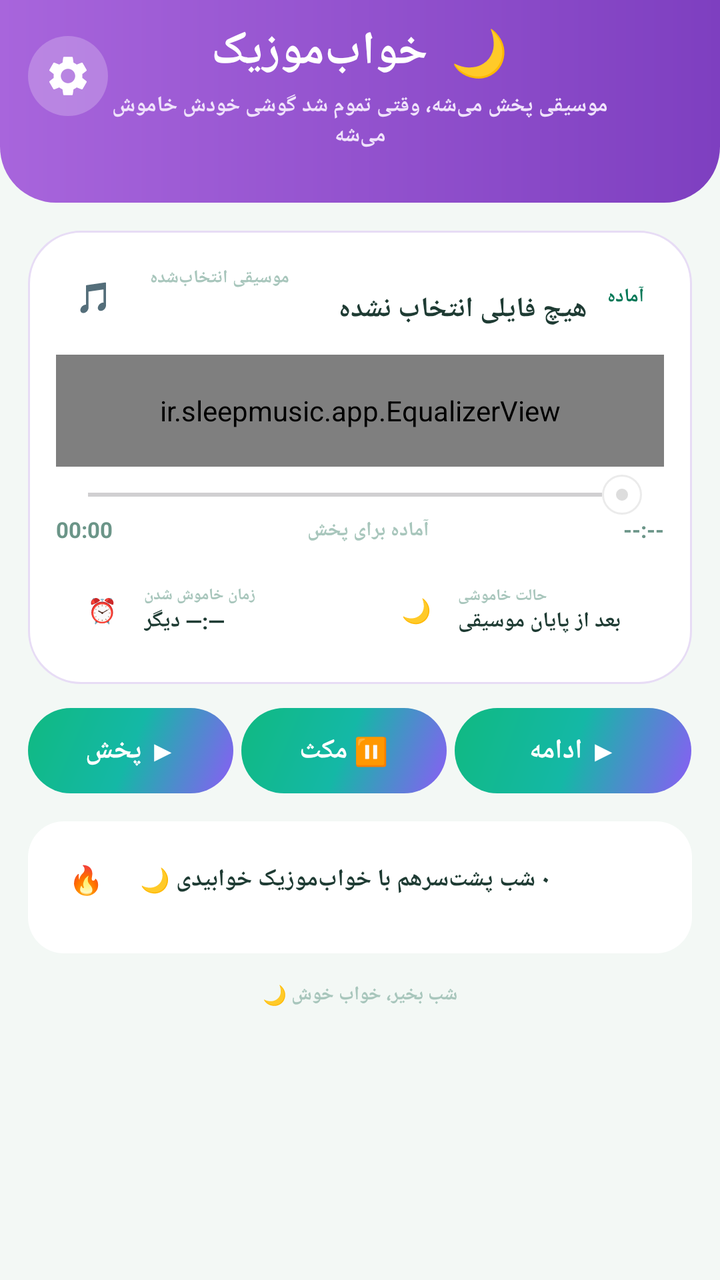
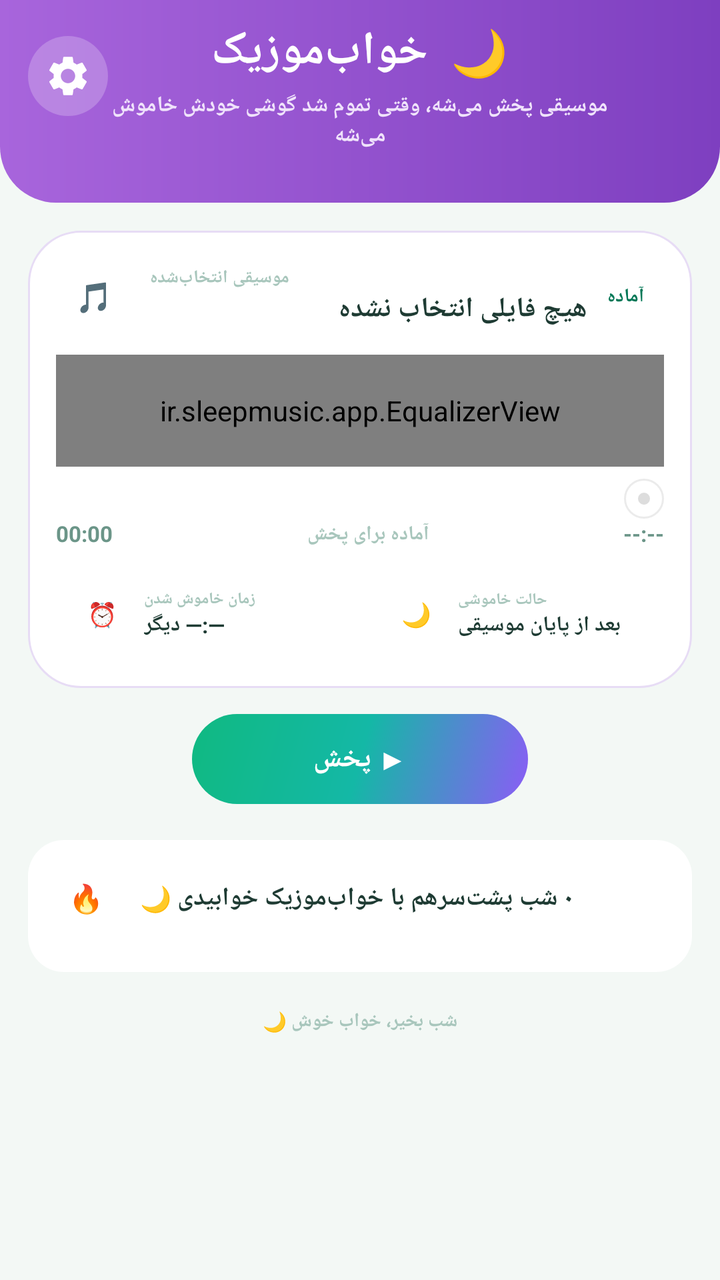

The first picture is an Android layout as it rendered before a commit; the second is the same layout after the commit. The layout source and the unified diff follow.
<!-- AndroidManifest.xml: application theme Theme.SleepMusic -->
<!-- res/layout/activity_main.xml -->
<?xml version="1.0" encoding="utf-8"?>
<ScrollView xmlns:android="http://schemas.android.com/apk/res/android"
    xmlns:app="http://schemas.android.com/apk/res-auto"
    android:id="@+id/rootScroll"
    android:layout_width="match_parent"
    android:layout_height="match_parent"
    android:fillViewport="true"
    android:background="#F3F8F5">

    <LinearLayout
        android:layout_width="match_parent"
        android:layout_height="wrap_content"
        android:orientation="vertical">

        
        <FrameLayout
            android:id="@+id/headerFrame"
            android:layout_width="match_parent"
            android:layout_height="wrap_content"
            android:background="@drawable/bg_header"
            android:paddingTop="10dp"
            android:paddingBottom="26dp">

            <ImageButton
                android:id="@+id/btnSettings"
                android:layout_width="40dp"
                android:layout_height="40dp"
                android:layout_gravity="left|top"
                android:layout_marginLeft="14dp"
                android:layout_marginTop="8dp"
                android:background="@drawable/bg_gear_circle"
                android:contentDescription="تنظیمات برنامه"
                android:src="@drawable/ic_gear"
                android:tint="#FFFFFF" />

            <LinearLayout
                android:layout_width="match_parent"
                android:layout_height="wrap_content"
                android:layout_marginStart="56dp"
                android:layout_marginEnd="56dp"
                android:gravity="center"
                android:orientation="vertical">

                <TextView
                    android:layout_width="wrap_content"
                    android:layout_height="wrap_content"
                    android:text="🌙  خواب‌موزیک"
                    android:textColor="#FFFFFF"
                    android:textSize="23sp"
                    android:textStyle="bold" />

                <TextView
                    android:id="@+id/tvSubtitle"
                    android:layout_width="wrap_content"
                    android:layout_height="wrap_content"
                    android:layout_marginTop="4dp"
                    android:gravity="center"
                    android:text="موسیقی پخش می‌شه، وقتی تموم شد گوشی خودش خاموش می‌شه"
                    android:textColor="#F0E3FB"
                    android:textSize="11sp"
                    android:textStyle="bold" />
            </LinearLayout>
        </FrameLayout>

        <LinearLayout
            android:layout_width="match_parent"
            android:layout_height="wrap_content"
            android:orientation="vertical"
            android:padding="14dp">

            
            <LinearLayout
                android:id="@+id/cardPlayer"
                android:layout_width="match_parent"
                android:layout_height="wrap_content"
                android:background="@drawable/bg_card"
                android:orientation="vertical"
                android:padding="14dp">

                <LinearLayout
                    android:layout_width="match_parent"
                    android:layout_height="wrap_content"
                    android:gravity="center_vertical"
                    android:orientation="horizontal">

                    <TextView
                        android:id="@+id/iconMusicBox"
                        android:layout_width="38dp"
                        android:layout_height="38dp"
                        android:background="@drawable/bg_chip"
                        android:gravity="center"
                        android:text="🎵"
                        android:textSize="15sp" />

                    <LinearLayout
                        android:layout_width="0dp"
                        android:layout_height="wrap_content"
                        android:layout_marginStart="9dp"
                        android:layout_weight="1"
                        android:orientation="vertical">

                        <TextView
                            android:id="@+id/tvMusicLabel"
                            android:layout_width="wrap_content"
                            android:layout_height="wrap_content"
                            android:text="موسیقی انتخاب‌شده"
                            android:textColor="#A8C6BC"
                            android:textSize="9sp"
                            android:textStyle="bold" />

                        <TextView
                            android:id="@+id/tvSelectedMusic"
                            android:layout_width="match_parent"
                            android:layout_height="wrap_content"
                            android:ellipsize="end"
                            android:maxLines="1"
                            android:text="هیچ فایلی انتخاب نشده"
                            android:textColor="#1E3B33"
                            android:textSize="14sp"
                            android:textStyle="bold" />
                    </LinearLayout>

                    <TextView
                        android:id="@+id/tvPlayPill"
                        android:layout_width="wrap_content"
                        android:layout_height="wrap_content"
                        android:background="@drawable/bg_pill"
                        android:paddingStart="10dp"
                        android:paddingTop="4dp"
                        android:paddingEnd="10dp"
                        android:paddingBottom="4dp"
                        android:text="آماده"
                        android:textColor="#047857"
                        android:textSize="9.5sp"
                        android:textStyle="bold" />
                </LinearLayout>

                
                <ir.sleepmusic.app.EqualizerView
                    android:id="@+id/equalizerView"
                    android:layout_width="match_parent"
                    android:layout_height="56dp"
                    android:layout_marginTop="10dp"
                    android:background="@drawable/bg_equalizer" />

                
                <SeekBar
                    android:id="@+id/seekBar"
                    android:layout_width="match_parent"
                    android:layout_height="wrap_content"
                    android:layoutDirection="rtl"
                    android:layout_marginTop="4dp"
                    android:max="100"
                    android:maxHeight="10dp"
                    android:minHeight="10dp"
                    android:thumb="@drawable/seek_thumb"
                    android:thumbOffset="5dp" />

                <LinearLayout
                    android:layout_width="match_parent"
                    android:layout_height="wrap_content"
                    android:orientation="horizontal">

                    <TextView
                        android:id="@+id/tvTimeElapsed"
                        android:layout_width="wrap_content"
                        android:layout_height="wrap_content"
                        android:text="00:00"
                        android:textColor="#6B9588"
                        android:textSize="11sp"
                        android:textStyle="bold" />

                    <TextView
                        android:id="@+id/tvPlayerStatus"
                        android:layout_width="0dp"
                        android:layout_height="wrap_content"
                        android:layout_weight="1"
                        android:gravity="center"
                        android:text="آماده برای پخش"
                        android:textColor="#A8C6BC"
                        android:textSize="10sp"
                        android:textStyle="bold" />

                    <TextView
                        android:id="@+id/tvTimeTotal"
                        android:layout_width="wrap_content"
                        android:layout_height="wrap_content"
                        android:text="--:--"
                        android:textColor="#6B9588"
                        android:textSize="11sp"
                        android:textStyle="bold" />
                </LinearLayout>

                
                <LinearLayout
                    android:layout_width="match_parent"
                    android:layout_height="wrap_content"
                    android:layout_marginTop="10dp"
                    android:orientation="horizontal">

                    <LinearLayout
                        android:id="@+id/chipA"
                        android:layout_width="0dp"
                        android:layout_height="wrap_content"
                        android:layout_marginEnd="5dp"
                        android:layout_weight="1"
                        android:background="@drawable/bg_chip"
                        android:gravity="center_vertical"
                        android:orientation="horizontal"
                        android:padding="9dp">

                        <TextView
                            android:id="@+id/chipAIcon"
                            android:layout_width="28dp"
                            android:layout_height="28dp"
                            android:background="@drawable/bg_chip"
                            android:gravity="center"
                            android:text="⏰"
                            android:textSize="12sp" />

                        <LinearLayout
                            android:layout_width="match_parent"
                            android:layout_height="wrap_content"
                            android:layout_marginStart="7dp"
                            android:orientation="vertical">

                            <TextView
                                android:id="@+id/tvChipALabel"
                                android:layout_width="wrap_content"
                                android:layout_height="wrap_content"
                                android:text="زمان خاموش شدن"
                                android:textColor="#A8C6BC"
                                android:textSize="8sp"
                                android:textStyle="bold" />

                            <TextView
                                android:id="@+id/tvChipAValue"
                                android:layout_width="wrap_content"
                                android:layout_height="wrap_content"
                                android:text="—:— دیگر"
                                android:textColor="#1E3B33"
                                android:textSize="11sp"
                                android:textStyle="bold" />
                        </LinearLayout>
                    </LinearLayout>

                    <LinearLayout
                        android:id="@+id/chipB"
                        android:layout_width="0dp"
                        android:layout_height="wrap_content"
                        android:layout_marginStart="5dp"
                        android:layout_weight="1"
                        android:background="@drawable/bg_chip"
                        android:gravity="center_vertical"
                        android:orientation="horizontal"
                        android:padding="9dp">

                        <TextView
                            android:id="@+id/chipBIcon"
                            android:layout_width="28dp"
                            android:layout_height="28dp"
                            android:background="@drawable/bg_chip"
                            android:gravity="center"
                            android:text="🌙"
                            android:textSize="12sp" />

                        <LinearLayout
                            android:layout_width="match_parent"
                            android:layout_height="wrap_content"
                            android:layout_marginStart="7dp"
                            android:orientation="vertical">

                            <TextView
                                android:id="@+id/tvChipBLabel"
                                android:layout_width="wrap_content"
                                android:layout_height="wrap_content"
                                android:text="حالت خاموشی"
                                android:textColor="#A8C6BC"
                                android:textSize="8sp"
                                android:textStyle="bold" />

                            <TextView
                                android:id="@+id/tvChipBValue"
                                android:layout_width="wrap_content"
                                android:layout_height="wrap_content"
                                android:text="بعد از پایان موسیقی"
                                android:textColor="#1E3B33"
                                android:textSize="10.5sp"
                                android:textStyle="bold" />
                        </LinearLayout>
                    </LinearLayout>
                </LinearLayout>
            </LinearLayout>

            
            <LinearLayout
                android:id="@+id/btnRow"
                android:layout_width="match_parent"
                android:layout_height="wrap_content"
                android:layout_marginTop="12dp"
                android:orientation="horizontal">

                <LinearLayout
                    android:id="@+id/btnPlay"
                    android:layout_width="0dp"
                    android:layout_height="wrap_content"
                    android:layout_marginEnd="4dp"
                    android:layout_weight="1"
                    android:background="@drawable/bg_bigbtn"
                    android:gravity="center"
                    android:orientation="vertical"
                    android:paddingTop="12dp"
                    android:paddingBottom="12dp">

                    <TextView
                        android:id="@+id/tvBtnPlay"
                        android:layout_width="wrap_content"
                        android:layout_height="wrap_content"
                        android:text="▶ پخش"
                        android:textColor="#FFFFFF"
                        android:textSize="13.5sp"
                        android:textStyle="bold" />
                </LinearLayout>

                <LinearLayout
                    android:id="@+id/btnPause"
                    android:layout_width="0dp"
                    android:layout_height="wrap_content"
                    android:layout_marginEnd="4dp"
                    android:layout_weight="1"
                    android:background="@drawable/bg_bigbtn"
                    android:gravity="center"
                    android:orientation="vertical"
                    android:paddingTop="12dp"
                    android:paddingBottom="12dp">

                    <TextView
                        android:id="@+id/tvBtnPause"
                        android:layout_width="wrap_content"
                        android:layout_height="wrap_content"
                        android:text="⏸ مکث"
                        android:textColor="#FFFFFF"
                        android:textSize="13.5sp"
                        android:textStyle="bold" />
                </LinearLayout>

                <LinearLayout
                    android:id="@+id/btnResume"
                    android:layout_width="0dp"
                    android:layout_height="wrap_content"
                    android:layout_weight="1.15"
                    android:background="@drawable/bg_bigbtn"
                    android:gravity="center"
                    android:orientation="vertical"
                    android:paddingTop="12dp"
                    android:paddingBottom="12dp">

                    <TextView
                        android:id="@+id/tvBtnResume"
                        android:layout_width="wrap_content"
                        android:layout_height="wrap_content"
                        android:text="▶ ادامه"
                        android:textColor="#FFFFFF"
                        android:textSize="13.5sp"
                        android:textStyle="bold" />
                </LinearLayout>
            </LinearLayout>

            
            <LinearLayout
                android:id="@+id/btnStopAll"
                android:layout_width="match_parent"
                android:layout_height="wrap_content"
                android:layout_marginTop="9dp"
                android:background="@drawable/bg_stopall"
                android:gravity="center"
                android:orientation="vertical"
                android:paddingTop="9dp"
                android:paddingBottom="9dp"
                android:visibility="gone">

                <TextView
                    android:id="@+id/tvStopAll"
                    android:layout_width="wrap_content"
                    android:layout_height="wrap_content"
                    android:text="■  توقف کامل و لغو خاموشی امشب"
                    android:textColor="#B91C1C"
                    android:textSize="10.5sp"
                    android:textStyle="bold" />
            </LinearLayout>

            
            <LinearLayout
                android:id="@+id/cardStats"
                android:layout_width="match_parent"
                android:layout_height="wrap_content"
                android:layout_marginTop="14dp"
                android:background="@drawable/bg_white_row"
                android:orientation="vertical"
                android:padding="11dp">

                <LinearLayout
                    android:layout_width="match_parent"
                    android:layout_height="wrap_content"
                    android:gravity="center_vertical"
                    android:orientation="horizontal">

                    <TextView
                        android:id="@+id/statsIcon"
                        android:layout_width="36dp"
                        android:layout_height="36dp"
                        android:background="@drawable/bg_chip"
                        android:gravity="center"
                        android:text="🔥"
                        android:textSize="14sp" />

                    <LinearLayout
                        android:layout_width="0dp"
                        android:layout_height="wrap_content"
                        android:layout_marginStart="9dp"
                        android:layout_weight="1"
                        android:orientation="vertical">

                        <TextView
                            android:id="@+id/tvStatsMain"
                            android:layout_width="wrap_content"
                            android:layout_height="wrap_content"
                            android:text="۰ شب پشت‌سرهم با خواب‌موزیک خوابیدی 🌙"
                            android:textColor="#1E3B33"
                            android:textSize="12sp"
                            android:textStyle="bold" />
                    </LinearLayout>
                </LinearLayout>

                <LinearLayout
                    android:id="@+id/statsDots"
                    android:layout_width="match_parent"
                    android:layout_height="wrap_content"
                    android:layout_marginTop="8dp"
                    android:orientation="horizontal" />
            </LinearLayout>

            <TextView
                android:id="@+id/tvFooter"
                android:layout_width="match_parent"
                android:layout_height="wrap_content"
                android:layout_marginTop="14dp"
                android:gravity="center"
                android:text="شب بخیر، خواب خوش 🌙"
                android:textColor="#A8C6BC"
                android:textSize="9.5sp"
                android:textStyle="bold" />
        </LinearLayout>
    </LinearLayout>
</ScrollView>
<!-- resources referenced by this layout -->
<resources>
  <!-- drawable bg_bigbtn (drawable) -->
  <?xml version="1.0" encoding="utf-8"?>
  <shape xmlns:android="http://schemas.android.com/apk/res/android"
      android:shape="rectangle">
      <gradient
          android:angle="315"
          android:startColor="#10B981"
          android:centerColor="#14B8A6"
          android:endColor="#8B5CF6" />
      <corners android:radius="24dp" />
  </shape>
  <!-- drawable bg_card (drawable) -->
  <?xml version="1.0" encoding="utf-8"?>
  <shape xmlns:android="http://schemas.android.com/apk/res/android"
      android:shape="rectangle">
      <solid android:color="#FFFFFF" />
      <corners android:radius="26dp" />
      <stroke
          android:width="1dp"
          android:color="#E7DCF5" />
  </shape>
  <!-- drawable bg_chip (drawable) -->
  <?xml version="1.0" encoding="utf-8"?>
  <shape xmlns:android="http://schemas.android.com/apk/res/android"
      android:shape="rectangle">
      <solid android:color="#FFFFFF" />
      <corners android:radius="18dp" />
  </shape>
  <!-- drawable bg_equalizer (drawable) -->
  <?xml version="1.0" encoding="utf-8"?>
  <shape xmlns:android="http://schemas.android.com/apk/res/android"
      android:shape="rectangle">
      <solid android:color="#FFFFFF" />
      <corners android:radius="16dp" />
  </shape>
  <!-- drawable bg_gear_circle (drawable) -->
  <?xml version="1.0" encoding="utf-8"?>
  <shape xmlns:android="http://schemas.android.com/apk/res/android"
      android:shape="oval">
      <solid android:color="#38FFFFFF" />
  </shape>
  <!-- drawable bg_header (drawable) -->
  <?xml version="1.0" encoding="utf-8"?>
  <shape xmlns:android="http://schemas.android.com/apk/res/android"
      android:shape="rectangle">
      <gradient
          android:angle="0"
          android:startColor="#A865DC"
          android:endColor="#7E3FC0" />
      <corners
          android:bottomLeftRadius="28dp"
          android:bottomRightRadius="28dp" />
  </shape>
  <!-- drawable bg_pill (drawable) -->
  <?xml version="1.0" encoding="utf-8"?>
  <shape xmlns:android="http://schemas.android.com/apk/res/android"
      android:shape="rectangle">
      <solid android:color="#FFFFFF" />
      <corners android:radius="99dp" />
  </shape>
  <!-- drawable bg_stopall (drawable) -->
  <?xml version="1.0" encoding="utf-8"?>
  <shape xmlns:android="http://schemas.android.com/apk/res/android"
      android:shape="rectangle">
      <solid android:color="#FEF2F2" />
      <corners android:radius="16dp" />
      <stroke android:width="1.5dp" android:color="#FECACA" />
  </shape>
  <!-- drawable bg_white_row (drawable) -->
  <?xml version="1.0" encoding="utf-8"?>
  <shape xmlns:android="http://schemas.android.com/apk/res/android"
      android:shape="rectangle">
      <solid android:color="#FFFFFF" />
      <corners android:radius="18dp" />
  </shape>
  <style name="Theme.SleepMusic" parent="Theme.Material3.Light.NoActionBar">
          <item name="android:statusBarColor">#EFE8FA</item>
          <item name="android:navigationBarColor">#EFE8FA</item>
          <item name="android:windowLightStatusBar">true</item>
      </style>
  <!-- unchanged entries left out for length: 2 -->
</resources>

<!-- the commit's change to res/layout/activity_main.xml (unified diff, before → after) -->
@@ -149,12 +149,15 @@
                     android:layout_width="match_parent"
                     android:layout_height="wrap_content"
                     android:layoutDirection="rtl"
-                    android:layout_marginTop="4dp"
+                    android:layout_marginTop="6dp"
                     android:max="100"
                     android:maxHeight="10dp"
                     android:minHeight="10dp"
+                    android:progressDrawable="@drawable/seek_track"
                     android:thumb="@drawable/seek_thumb"
-                    android:thumbOffset="5dp" />
+                    android:thumbOffset="0dp"
+                    android:paddingStart="0dp"
+                    android:paddingEnd="0dp" />
 
                 <LinearLayout
                     android:layout_width="match_parent"
@@ -297,96 +300,56 @@
                 android:id="@+id/btnRow"
                 android:layout_width="match_parent"
                 android:layout_height="wrap_content"
-                android:layout_marginTop="12dp"
+                android:layout_marginTop="13dp"
+                android:gravity="center"
                 android:orientation="horizontal">
 
                 <LinearLayout
-                    android:id="@+id/btnPlay"
-                    android:layout_width="0dp"
-                    android:layout_height="wrap_content"
-                    android:layout_marginEnd="4dp"
-                    android:layout_weight="1"
+                    android:id="@+id/btnMain"
+                    android:layout_width="wrap_content"
+                    android:layout_height="wrap_content"
+                    android:minWidth="168dp"
                     android:background="@drawable/bg_bigbtn"
                     android:gravity="center"
                     android:orientation="vertical"
-                    android:paddingTop="12dp"
-                    android:paddingBottom="12dp">
-
-                    <TextView
-                        android:id="@+id/tvBtnPlay"
+                    android:paddingStart="30dp"
+                    android:paddingEnd="30dp"
+                    android:paddingTop="13dp"
+                    android:paddingBottom="13dp">
+
+                    <TextView
+                        android:id="@+id/tvBtnMain"
                         android:layout_width="wrap_content"
                         android:layout_height="wrap_content"
                         android:text="▶ پخش"
                         android:textColor="#FFFFFF"
-                        android:textSize="13.5sp"
-                        android:textStyle="bold" />
-                </LinearLayout>
-
-                <LinearLayout
-                    android:id="@+id/btnPause"
-                    android:layout_width="0dp"
-                    android:layout_height="wrap_content"
-                    android:layout_marginEnd="4dp"
-                    android:layout_weight="1"
-                    android:background="@drawable/bg_bigbtn"
+                        android:textSize="14sp"
+                        android:textStyle="bold" />
+                </LinearLayout>
+
+                <LinearLayout
+                    android:id="@+id/btnStopAll"
+                    android:layout_width="wrap_content"
+                    android:layout_height="wrap_content"
+                    android:layout_marginStart="9dp"
+                    android:background="@drawable/bg_stopall"
                     android:gravity="center"
                     android:orientation="vertical"
-                    android:paddingTop="12dp"
-                    android:paddingBottom="12dp">
-
-                    <TextView
-                        android:id="@+id/tvBtnPause"
+                    android:paddingStart="16dp"
+                    android:paddingEnd="16dp"
+                    android:paddingTop="13dp"
+                    android:paddingBottom="13dp"
+                    android:visibility="gone">
+
+                    <TextView
+                        android:id="@+id/tvStopAll"
                         android:layout_width="wrap_content"
                         android:layout_height="wrap_content"
-                        android:text="⏸ مکث"
-                        android:textColor="#FFFFFF"
-                        android:textSize="13.5sp"
-                        android:textStyle="bold" />
-                </LinearLayout>
-
-                <LinearLayout
-                    android:id="@+id/btnResume"
-                    android:layout_width="0dp"
-                    android:layout_height="wrap_content"
-                    android:layout_weight="1.15"
-                    android:background="@drawable/bg_bigbtn"
-                    android:gravity="center"
-                    android:orientation="vertical"
-                    android:paddingTop="12dp"
-                    android:paddingBottom="12dp">
-
-                    <TextView
-                        android:id="@+id/tvBtnResume"
-                        android:layout_width="wrap_content"
-                        android:layout_height="wrap_content"
-                        android:text="▶ ادامه"
-                        android:textColor="#FFFFFF"
-                        android:textSize="13.5sp"
-                        android:textStyle="bold" />
-                </LinearLayout>
-            </LinearLayout>
-
-            
-            <LinearLayout
-                android:id="@+id/btnStopAll"
-                android:layout_width="match_parent"
-                android:layout_height="wrap_content"
-                android:layout_marginTop="9dp"
-                android:background="@drawable/bg_stopall"
-                android:gravity="center"
-                android:orientation="vertical"
-                android:paddingTop="9dp"
-                android:paddingBottom="9dp"
-                android:visibility="gone">
-
-                <TextView
-                    android:id="@+id/tvStopAll"
-                    android:layout_width="wrap_content"
-                    android:layout_height="wrap_content"
-                    android:text="■  توقف کامل و لغو خاموشی امشب"
-                    android:textColor="#B91C1C"
-                    android:textSize="10.5sp"
-                    android:textStyle="bold" />
+                        android:text="■  توقف کامل و لغو خاموشی"
+                        android:textColor="#B91C1C"
+                        android:textSize="11.5sp"
+                        android:textStyle="bold" />
+                </LinearLayout>
             </LinearLayout>
 
             
@@ -394,7 +357,7 @@
                 android:id="@+id/cardStats"
                 android:layout_width="match_parent"
                 android:layout_height="wrap_content"
-                android:layout_marginTop="14dp"
+                android:layout_marginTop="18dp"
                 android:background="@drawable/bg_white_row"
                 android:orientation="vertical"
                 android:padding="11dp">
@@ -427,7 +390,7 @@
                             android:layout_height="wrap_content"
                             android:text="۰ شب پشت‌سرهم با خواب‌موزیک خوابیدی 🌙"
                             android:textColor="#1E3B33"
-                            android:textSize="12sp"
+                            android:textSize="12.5sp"
                             android:textStyle="bold" />
                     </LinearLayout>
                 </LinearLayout>
@@ -444,7 +407,7 @@
                 android:id="@+id/tvFooter"
                 android:layout_width="match_parent"
                 android:layout_height="wrap_content"
-                android:layout_marginTop="14dp"
+                android:layout_marginTop="18dp"
                 android:gravity="center"
                 android:text="شب بخیر، خواب خوش 🌙"
                 android:textColor="#A8C6BC"
<!-- resource entries referenced after the edit -->
@@ -66,7 +66,7 @@
       android:shape="rectangle">
       <solid android:color="#FEF2F2" />
       <corners android:radius="16dp" />
-      <stroke android:width="1.5dp" android:color="#FECACA" />
+      <stroke android:width="2dp" android:color="#F87171" />
   </shape>
   <!-- drawable bg_white_row (drawable) -->
   <?xml version="1.0" encoding="utf-8"?>
@@ -75,6 +75,26 @@
       <solid android:color="#FFFFFF" />
       <corners android:radius="18dp" />
   </shape>
+  <!-- drawable seek_track (drawable) -->
+  <?xml version="1.0" encoding="utf-8"?>
+  <layer-list xmlns:android="http://schemas.android.com/apk/res/android">
+      <item android:id="@android:id/background">
+          <shape android:shape="rectangle">
+              <corners android:radius="5dp" />
+              <size android:height="10dp" />
+              <solid android:color="#FFFFFF" />
+          </shape>
+      </item>
+      <item android:id="@android:id/progress">
+          <clip>
+              <shape android:shape="rectangle">
+                  <corners android:radius="5dp" />
+                  <size android:height="10dp" />
+                  <solid android:color="#FFFFFF" />
+              </shape>
+          </clip>
+      </item>
+  </layer-list>
   <style name="Theme.SleepMusic" parent="Theme.Material3.Light.NoActionBar">
           <item name="android:statusBarColor">#EFE8FA</item>
           <item name="android:navigationBarColor">#EFE8FA</item>
